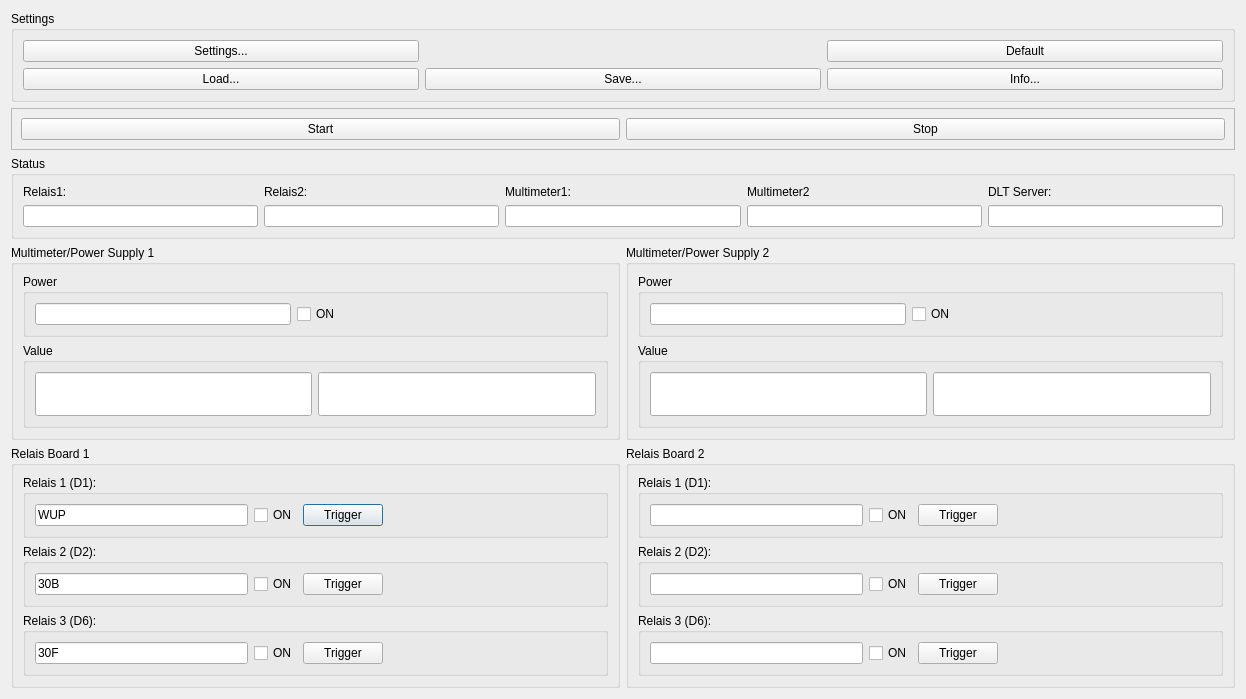
Before: the Qt Designer form dialog.ui in alexmucde/DLTPower, drawn with Qt 5.
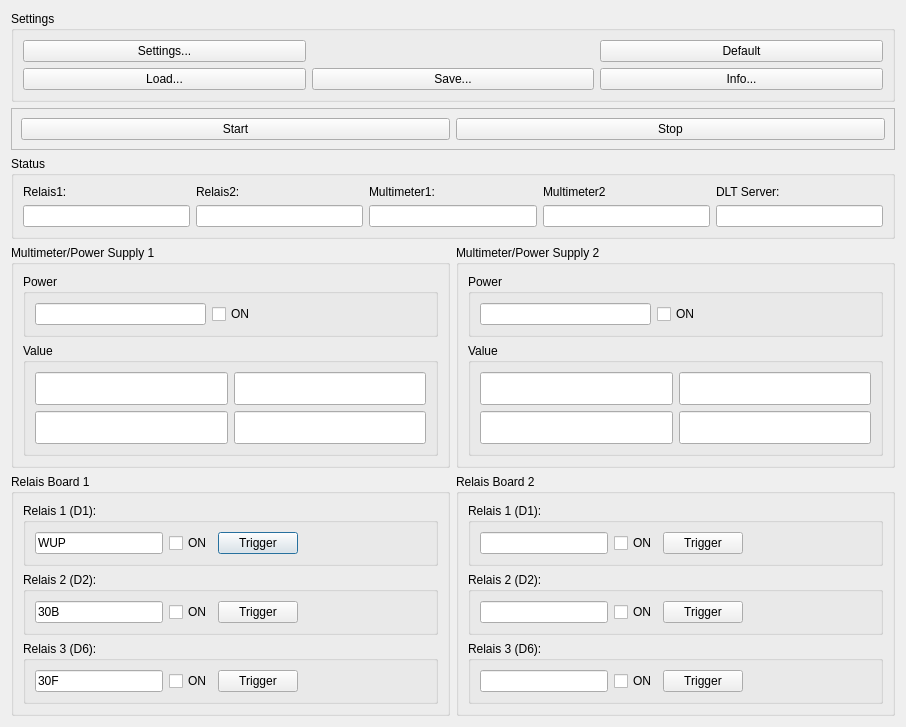
After: the same form once the commit is applied.

Commit message: Use also voltage value in power supply

Diff of the .ui file:
```diff
--- a/dialog.ui
+++ b/dialog.ui
@@ -6,8 +6,8 @@
    <rect>
     <x>0</x>
     <y>0</y>
-    <width>1246</width>
-    <height>695</height>
+    <width>906</width>
+    <height>725</height>
    </rect>
   </property>
   <property name="sizePolicy">
@@ -83,13 +83,13 @@
           <property name="title">
            <string>Value</string>
           </property>
-          <layout class="QHBoxLayout" name="horizontalLayout_5">
-           <item>
-            <widget class="QLineEdit" name="lineEditValue1">
+          <layout class="QFormLayout" name="formLayout">
+           <item row="0" column="0">
+            <widget class="QLineEdit" name="lineEditValueV1">
              <property name="font">
               <font>
                <family>Arial</family>
-               <pointsize>24</pointsize>
+               <pointsize>16</pointsize>
               </font>
              </property>
              <property name="readOnly">
@@ -97,12 +97,12 @@
              </property>
             </widget>
            </item>
-           <item>
-            <widget class="QLineEdit" name="lineEditUnit1">
+           <item row="0" column="1">
+            <widget class="QLineEdit" name="lineEditUnitV1">
              <property name="font">
               <font>
                <family>Arial</family>
-               <pointsize>24</pointsize>
+               <pointsize>16</pointsize>
               </font>
              </property>
              <property name="readOnly">
@@ -110,6 +110,26 @@
              </property>
             </widget>
            </item>
+           <item row="1" column="0">
+            <widget class="QLineEdit" name="lineEditValueA1">
+             <property name="font">
+              <font>
+               <family>Arial</family>
+               <pointsize>16</pointsize>
+              </font>
+             </property>
+            </widget>
+           </item>
+           <item row="1" column="1">
+            <widget class="QLineEdit" name="lineEditUnitA1">
+             <property name="font">
+              <font>
+               <family>Arial</family>
+               <pointsize>16</pointsize>
+              </font>
+             </property>
+            </widget>
+           </item>
           </layout>
          </widget>
         </item>
@@ -163,13 +183,13 @@
           <property name="title">
            <string>Value</string>
           </property>
-          <layout class="QHBoxLayout" name="horizontalLayout_12">
-           <item>
-            <widget class="QLineEdit" name="lineEditValue2">
+          <layout class="QFormLayout" name="formLayout_2">
+           <item row="0" column="0">
+            <widget class="QLineEdit" name="lineEditValueV2">
              <property name="font">
               <font>
                <family>Arial</family>
-               <pointsize>24</pointsize>
+               <pointsize>16</pointsize>
               </font>
              </property>
              <property name="readOnly">
@@ -177,12 +197,12 @@
              </property>
             </widget>
            </item>
-           <item>
-            <widget class="QLineEdit" name="lineEditUnit2">
+           <item row="0" column="1">
+            <widget class="QLineEdit" name="lineEditUnitV2">
              <property name="font">
               <font>
                <family>Arial</family>
-               <pointsize>24</pointsize>
+               <pointsize>16</pointsize>
               </font>
              </property>
              <property name="readOnly">
@@ -190,6 +210,26 @@
              </property>
             </widget>
            </item>
+           <item row="1" column="0">
+            <widget class="QLineEdit" name="lineEditValueA2">
+             <property name="font">
+              <font>
+               <family>Arial</family>
+               <pointsize>16</pointsize>
+              </font>
+             </property>
+            </widget>
+           </item>
+           <item row="1" column="1">
+            <widget class="QLineEdit" name="lineEditUnitA2">
+             <property name="font">
+              <font>
+               <family>Arial</family>
+               <pointsize>16</pointsize>
+              </font>
+             </property>
+            </widget>
+           </item>
           </layout>
          </widget>
         </item>
```
The commit also changes 2 other files.
